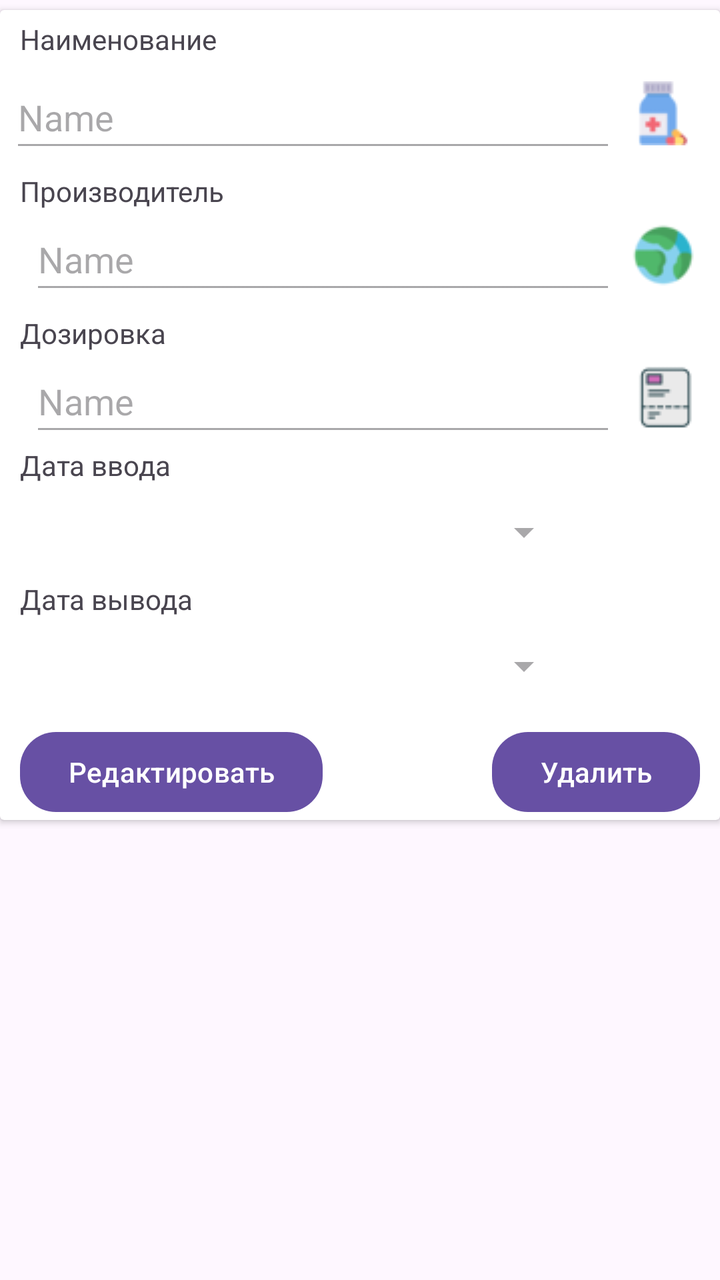
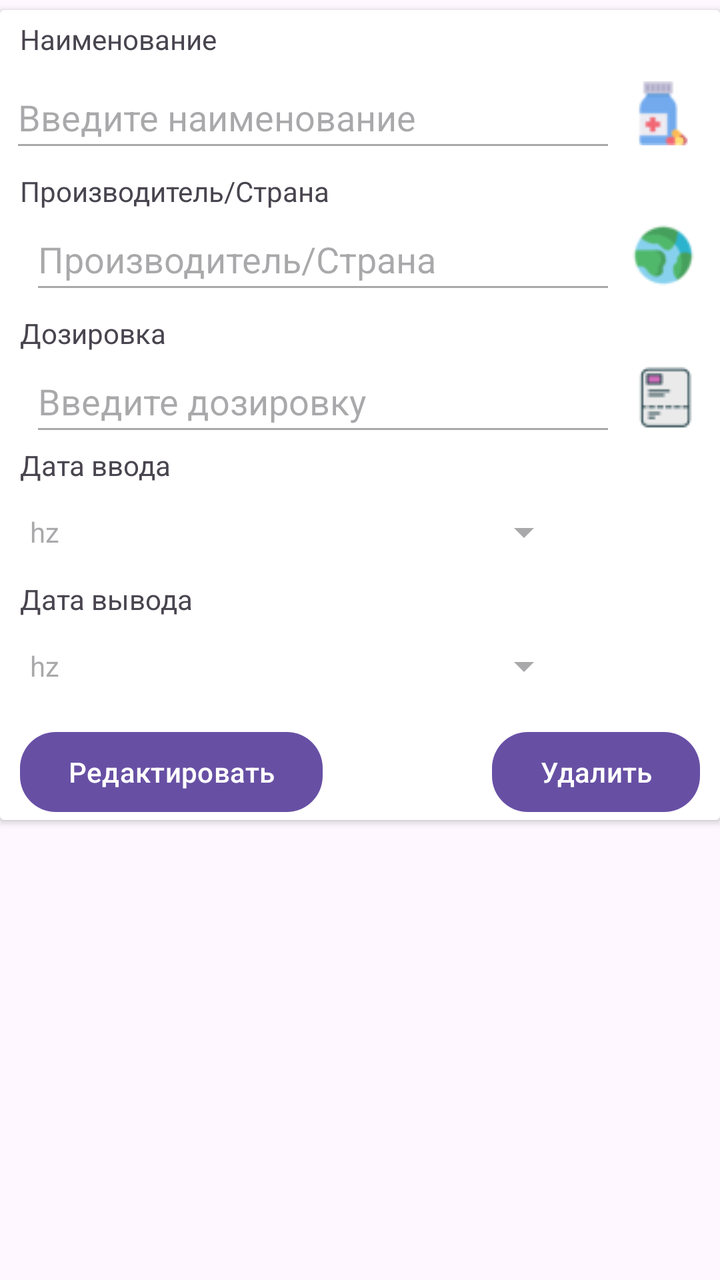

Compare the two renders of this Android layout. The source of the first and the diff that turns it into the second are given below.
<!-- AndroidManifest.xml: application theme Theme.AppFond -->
<!-- res/layout/ter_list_item.xml -->
<?xml version="1.0" encoding="utf-8"?>
<androidx.constraintlayout.widget.ConstraintLayout xmlns:android="http://schemas.android.com/apk/res/android"
    xmlns:app="http://schemas.android.com/apk/res-auto"
    xmlns:tools="http://schemas.android.com/tools"
    android:layout_width="match_parent"
    android:layout_height="wrap_content">

    <androidx.cardview.widget.CardView
        android:id="@+id/terView"
        android:layout_width="0dp"
        android:layout_height="wrap_content"
        android:layout_marginTop="5dp"
        app:layout_constraintEnd_toEndOf="parent"
        app:layout_constraintStart_toStartOf="parent"
        app:layout_constraintTop_toTopOf="parent">

        <androidx.constraintlayout.widget.ConstraintLayout
            android:layout_width="match_parent"
            android:layout_height="wrap_content">

            <Button
                android:id="@+id/buttonClearEnd"
                android:layout_width="64dp"
                android:layout_height="wrap_content"
                android:layout_marginEnd="5dp"
                android:backgroundTint="@color/purple_light"
                android:visibility="invisible"
                app:icon="@drawable/bin"
                app:iconSize="28dp"
                app:layout_constraintEnd_toEndOf="parent"
                app:layout_constraintTop_toBottomOf="@+id/textView24" />

            <ImageView
                android:id="@+id/imageView4"
                android:layout_width="47dp"
                android:layout_height="47dp"
                android:layout_marginEnd="5dp"
                android:scaleType="centerInside"
                app:layout_constraintEnd_toEndOf="parent"
                app:layout_constraintTop_toBottomOf="@+id/labelCountryTer"
                app:srcCompat="@drawable/earth" />

            <ImageView
                android:id="@+id/imageView3"
                android:layout_width="47dp"
                android:layout_height="47dp"
                android:layout_marginEnd="5dp"
                android:scaleType="centerInside"
                app:layout_constraintEnd_toEndOf="parent"
                app:layout_constraintTop_toBottomOf="@+id/textView21"
                app:srcCompat="@drawable/receipt" />

            <TextView
                android:id="@+id/fieldIdCardForTer"
                android:layout_width="30dp"
                android:layout_height="wrap_content"
                android:layout_marginStart="10dp"
                android:layout_marginTop="5dp"
                android:text="0"
                android:visibility="invisible"
                app:layout_constraintStart_toEndOf="@+id/fieldIdTer"
                app:layout_constraintTop_toTopOf="parent" />

            <TextView
                android:id="@+id/labelDozTer"
                android:layout_width="152dp"
                android:layout_height="18dp"
                android:layout_marginStart="10dp"
                android:layout_marginTop="5dp"
                android:text="Наименование"
                app:layout_constraintStart_toStartOf="parent"
                app:layout_constraintTop_toTopOf="parent" />

            <EditText
                android:id="@+id/fieldNameTer"
                android:layout_width="0dp"
                android:layout_height="wrap_content"
                android:layout_marginStart="5dp"
                android:layout_marginTop="5dp"
                android:autofillHints=""
                android:editable="false"
                android:ems="10"
                android:enabled="false"
                android:inputType="textPersonName"
                android:minHeight="48dp"
                android:text="@string/card_res_name_stat"
                app:layout_constraintEnd_toStartOf="@+id/imageView2"
                app:layout_constraintStart_toStartOf="parent"
                app:layout_constraintTop_toBottomOf="@+id/labelDozTer" />

            <EditText
                android:id="@+id/fieldCountryTer"
                android:layout_width="0dp"
                android:layout_height="wrap_content"
                android:layout_marginStart="15dp"
                android:autofillHints=""
                android:editable="false"
                android:ems="10"
                android:enabled="false"
                android:inputType="text"
                android:minHeight="48dp"
                android:text="@string/card_res_name_stat"
                app:layout_constraintEnd_toStartOf="@+id/imageView3"
                app:layout_constraintStart_toStartOf="parent"
                app:layout_constraintTop_toBottomOf="@+id/labelCountryTer" />

            <TextView
                android:id="@+id/labelCountryTer"
                android:layout_width="152dp"
                android:layout_height="18dp"
                android:layout_marginStart="10dp"
                android:layout_marginTop="5dp"
                android:text="Производитель"
                app:layout_constraintStart_toStartOf="parent"
                app:layout_constraintTop_toBottomOf="@+id/fieldNameTer" />

            <TextView
                android:id="@+id/textView21"
                android:layout_width="152dp"
                android:layout_height="18dp"
                android:layout_marginStart="10dp"
                android:layout_marginTop="5dp"
                android:text="Дозировка"
                app:layout_constraintStart_toStartOf="parent"
                app:layout_constraintTop_toBottomOf="@+id/fieldCountryTer" />

            <EditText
                android:id="@+id/fieldDozTer"
                android:layout_width="0dp"
                android:layout_height="wrap_content"
                android:layout_marginStart="15dp"
                android:autofillHints=""
                android:editable="false"
                android:ems="10"
                android:enabled="false"
                android:inputType="text"
                android:minHeight="48dp"
                android:text="@string/card_res_name_stat"
                app:layout_constraintEnd_toStartOf="@+id/imageView3"
                app:layout_constraintStart_toStartOf="parent"
                app:layout_constraintTop_toBottomOf="@+id/textView21" />

            <TextView
                android:id="@+id/textView22"
                android:layout_width="152dp"
                android:layout_height="19dp"
                android:layout_marginStart="10dp"
                android:text="Дата ввода"
                app:layout_constraintStart_toStartOf="parent"
                app:layout_constraintTop_toBottomOf="@+id/fieldDozTer" />

            <EditText
                android:id="@+id/fieldDateBegTer"
                style="@style/Widget.AppCompat.Spinner"
                android:layout_width="0dp"
                android:layout_height="wrap_content"
                android:layout_marginStart="15dp"
                android:layout_marginEnd="5dp"
                android:autofillHints=""
                android:editable="false"
                android:ems="10"
                android:enabled="false"
                android:hint="@string/res_some_unknown_field"
                android:minHeight="48dp"
                app:layout_constraintEnd_toStartOf="@+id/buttonClearBeg"
                app:layout_constraintStart_toStartOf="parent"
                app:layout_constraintTop_toBottomOf="@+id/textView22"
                tools:ignore="SpeakableTextPresentCheck" />

            <EditText
                android:id="@+id/fieldDateEndTer"
                style="@style/Widget.AppCompat.Spinner"
                android:layout_width="0dp"
                android:layout_height="wrap_content"
                android:layout_marginStart="15dp"
                android:layout_marginEnd="5dp"
                android:autofillHints=""
                android:editable="false"
                android:ems="10"
                android:enabled="false"
                android:hint="@string/res_some_unknown_field"
                android:minHeight="48dp"
                app:layout_constraintEnd_toStartOf="@+id/buttonClearEnd"
                app:layout_constraintStart_toStartOf="parent"
                app:layout_constraintTop_toBottomOf="@+id/textView24"
                tools:ignore="SpeakableTextPresentCheck" />

            <TextView
                android:id="@+id/textView24"
                android:layout_width="152dp"
                android:layout_height="19dp"
                android:layout_marginStart="10dp"
                android:text="Дата вывода"
                app:layout_constraintStart_toStartOf="parent"
                app:layout_constraintTop_toBottomOf="@+id/fieldDateBegTer" />

            <TextView
                android:id="@+id/fieldIdTer"
                android:layout_width="30dp"
                android:layout_height="wrap_content"
                android:layout_marginStart="10dp"
                android:layout_marginTop="5dp"
                android:text="0"
                android:visibility="invisible"
                app:layout_constraintStart_toEndOf="@+id/labelDozTer"
                app:layout_constraintTop_toTopOf="parent" />

            <Button
                android:id="@+id/buttonEditTer"
                android:layout_width="wrap_content"
                android:layout_height="wrap_content"
                android:layout_marginStart="10dp"
                android:layout_marginTop="5dp"
                android:text="Редактировать"
                app:cornerRadius="18dp"
                app:layout_constraintStart_toStartOf="parent"
                app:layout_constraintTop_toBottomOf="@+id/fieldDateEndTer" />

            <Button
                android:id="@+id/buttonDelTer"
                android:layout_width="wrap_content"
                android:layout_height="wrap_content"
                android:layout_marginTop="5dp"
                android:layout_marginEnd="10dp"
                android:text="Удалить"
                app:cornerRadius="18dp"
                app:layout_constraintEnd_toEndOf="parent"
                app:layout_constraintTop_toBottomOf="@+id/fieldDateEndTer" />

            <ImageView
                android:id="@+id/imageView2"
                android:layout_width="47dp"
                android:layout_height="47dp"
                android:layout_marginTop="5dp"
                android:layout_marginEnd="5dp"
                android:scaleType="centerInside"
                app:layout_constraintEnd_toEndOf="parent"
                app:layout_constraintTop_toBottomOf="@+id/labelDozTer"
                app:srcCompat="@drawable/pill" />

            <Button
                android:id="@+id/buttonClearBeg"
                android:layout_width="64dp"
                android:layout_height="wrap_content"
                android:layout_marginEnd="5dp"
                android:backgroundTint="@color/purple_light"
                android:visibility="invisible"
                app:icon="@drawable/bin"
                app:iconSize="28dp"
                app:layout_constraintEnd_toEndOf="parent"
                app:layout_constraintTop_toBottomOf="@+id/textView22" />

        </androidx.constraintlayout.widget.ConstraintLayout>
    </androidx.cardview.widget.CardView>

</androidx.constraintlayout.widget.ConstraintLayout>
<!-- resources referenced by this layout -->
<resources>
  <color name="purple_light">#F399C0</color>
  <!-- drawable bin: png bitmap (drawable, 12570 bytes) -->
  <!-- drawable earth: png bitmap (drawable, 2309 bytes) -->
  <!-- drawable pill: png bitmap (drawable, 1797 bytes) -->
  <!-- drawable receipt: png bitmap (drawable, 914 bytes) -->
  <string name="card_res_name_stat">Name</string>
  <string name="res_some_unknown_field" />
  <style name="Theme.AppFond" parent="Theme.MaterialComponents.DayNight.NoActionBar">
          
          <item name="colorPrimary">@color/fiol</item>
          <item name="colorPrimaryVariant">@color/fiol</item>
          <item name="colorOnPrimary">@color/white</item>
          
          <item name="colorSecondary">@color/purple_400</item>
          <item name="colorSecondaryVariant">@color/purple_800</item>
          <item name="colorOnSecondary">@color/black</item>
          
          <item name="android:statusBarColor">?attr/colorPrimaryVariant</item>
          
      </style>
  <color name="fiol">#9C27B0</color>
  <color name="white">#FFFFFFFF</color>
  <color name="black">#FF000000</color>
</resources>

<!-- the commit's change to res/layout/ter_list_item.xml (unified diff, before → after) -->
@@ -67,7 +67,7 @@
                 android:layout_height="18dp"
                 android:layout_marginStart="10dp"
                 android:layout_marginTop="5dp"
-                android:text="Наименование"
+                android:text="@string/textNameTeraphy"
                 app:layout_constraintStart_toStartOf="parent"
                 app:layout_constraintTop_toTopOf="parent" />
 
@@ -83,7 +83,7 @@
                 android:enabled="false"
                 android:inputType="textPersonName"
                 android:minHeight="48dp"
-                android:text="@string/card_res_name_stat"
+                android:text="@string/textHintNameTer"
                 app:layout_constraintEnd_toStartOf="@+id/imageView2"
                 app:layout_constraintStart_toStartOf="parent"
                 app:layout_constraintTop_toBottomOf="@+id/labelDozTer" />
@@ -99,28 +99,32 @@
                 android:enabled="false"
                 android:inputType="text"
                 android:minHeight="48dp"
-                android:text="@string/card_res_name_stat"
+                android:text="@string/textHintCountryTer"
                 app:layout_constraintEnd_toStartOf="@+id/imageView3"
                 app:layout_constraintStart_toStartOf="parent"
                 app:layout_constraintTop_toBottomOf="@+id/labelCountryTer" />
 
             <TextView
                 android:id="@+id/labelCountryTer"
-                android:layout_width="152dp"
+                android:layout_width="0dp"
                 android:layout_height="18dp"
                 android:layout_marginStart="10dp"
                 android:layout_marginTop="5dp"
-                android:text="Производитель"
+                android:layout_marginEnd="32dp"
+                android:text="@string/textHintCountryTer"
+                app:layout_constraintEnd_toEndOf="parent"
                 app:layout_constraintStart_toStartOf="parent"
                 app:layout_constraintTop_toBottomOf="@+id/fieldNameTer" />
 
             <TextView
                 android:id="@+id/textView21"
-                android:layout_width="152dp"
+                android:layout_width="0dp"
                 android:layout_height="18dp"
                 android:layout_marginStart="10dp"
                 android:layout_marginTop="5dp"
-                android:text="Дозировка"
+                android:layout_marginEnd="249dp"
+                android:text="@string/textDozeTeraphy"
+                app:layout_constraintEnd_toEndOf="parent"
                 app:layout_constraintStart_toStartOf="parent"
                 app:layout_constraintTop_toBottomOf="@+id/fieldCountryTer" />
 
@@ -135,7 +139,7 @@
                 android:enabled="false"
                 android:inputType="text"
                 android:minHeight="48dp"
-                android:text="@string/card_res_name_stat"
+                android:text="@string/textHintDose"
                 app:layout_constraintEnd_toStartOf="@+id/imageView3"
                 app:layout_constraintStart_toStartOf="parent"
                 app:layout_constraintTop_toBottomOf="@+id/textView21" />
@@ -145,7 +149,7 @@
                 android:layout_width="152dp"
                 android:layout_height="19dp"
                 android:layout_marginStart="10dp"
-                android:text="Дата ввода"
+                android:text="@string/textDateInput"
                 app:layout_constraintStart_toStartOf="parent"
                 app:layout_constraintTop_toBottomOf="@+id/fieldDozTer" />
 
@@ -190,7 +194,7 @@
                 android:layout_width="152dp"
                 android:layout_height="19dp"
                 android:layout_marginStart="10dp"
-                android:text="Дата вывода"
+                android:text="@string/textDateOuput"
                 app:layout_constraintStart_toStartOf="parent"
                 app:layout_constraintTop_toBottomOf="@+id/fieldDateBegTer" />
 
@@ -211,7 +215,7 @@
                 android:layout_height="wrap_content"
                 android:layout_marginStart="10dp"
                 android:layout_marginTop="5dp"
-                android:text="Редактировать"
+                android:text="@string/textEdit"
                 app:cornerRadius="18dp"
                 app:layout_constraintStart_toStartOf="parent"
                 app:layout_constraintTop_toBottomOf="@+id/fieldDateEndTer" />
@@ -222,7 +226,7 @@
                 android:layout_height="wrap_content"
                 android:layout_marginTop="5dp"
                 android:layout_marginEnd="10dp"
-                android:text="Удалить"
+                android:text="@string/textDelete"
                 app:cornerRadius="18dp"
                 app:layout_constraintEnd_toEndOf="parent"
                 app:layout_constraintTop_toBottomOf="@+id/fieldDateEndTer" />
<!-- resource entries referenced after the edit -->
@@ -5,8 +5,16 @@
   <!-- drawable earth: png bitmap (drawable, 2309 bytes) -->
   <!-- drawable pill: png bitmap (drawable, 1797 bytes) -->
   <!-- drawable receipt: png bitmap (drawable, 914 bytes) -->
-  <string name="card_res_name_stat">Name</string>
-  <string name="res_some_unknown_field" />
+  <string name="res_some_unknown_field">hz</string>
+  <string name="textDateInput">"Дата ввода"</string>
+  <string name="textDateOuput">Дата вывода</string>
+  <string name="textDelete">Удалить</string>
+  <string name="textDozeTeraphy">Дозировка</string>
+  <string name="textEdit">Редактировать</string>
+  <string name="textHintCountryTer">Производитель/Страна</string>
+  <string name="textHintDose">Введите дозировку</string>
+  <string name="textHintNameTer">Введите наименование</string>
+  <string name="textNameTeraphy">Наименование</string>
   <style name="Theme.AppFond" parent="Theme.MaterialComponents.DayNight.NoActionBar">
           
           <item name="colorPrimary">@color/fiol</item>
